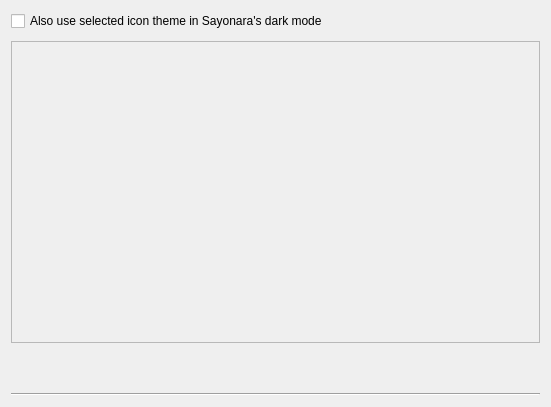
The window that src/GUI/Preferences/Icons/GUI_IconPreferences.ui (return42/sayonara) describes before a commit, drawn with Qt 5.
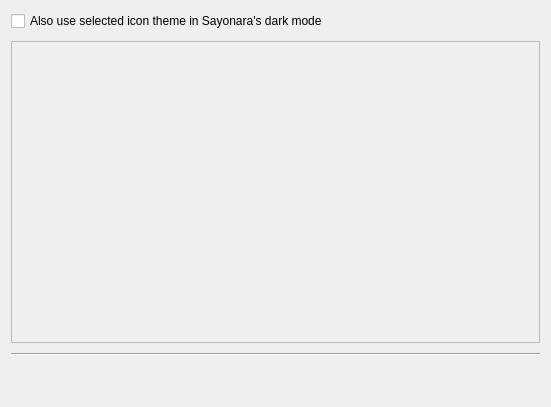
The same window after the commit.

What changed in the file:
```diff
--- a/src/GUI/Preferences/Icons/GUI_IconPreferences.ui
+++ b/src/GUI/Preferences/Icons/GUI_IconPreferences.ui
@@ -14,13 +14,6 @@
    <property name="verticalSpacing">
     <number>10</number>
    </property>
-   <item row="3" column="0">
-    <widget class="Line" name="line">
-     <property name="orientation">
-      <enum>Qt::Horizontal</enum>
-     </property>
-    </widget>
-   </item>
    <item row="1" column="0">
     <widget class="QScrollArea" name="scroll_area">
      <property name="widgetResizable">
@@ -39,7 +32,14 @@
      </widget>
     </widget>
    </item>
-   <item row="2" column="0">
+   <item row="0" column="0">
+    <widget class="QCheckBox" name="cb_force_in_dark_theme">
+     <property name="text">
+      <string>Also use selected icon theme in Sayonara's dark mode</string>
+     </property>
+    </widget>
+   </item>
+   <item row="3" column="0">
     <layout class="QHBoxLayout" name="horizontalLayout">
      <property name="leftMargin">
       <number>5</number>
@@ -109,10 +109,10 @@
      </item>
     </layout>
    </item>
-   <item row="0" column="0">
-    <widget class="QCheckBox" name="cb_force_in_dark_theme">
-     <property name="text">
-      <string>Also use selected icon theme in Sayonara's dark mode</string>
+   <item row="2" column="0">
+    <widget class="Line" name="line">
+     <property name="orientation">
+      <enum>Qt::Horizontal</enum>
      </property>
     </widget>
    </item>
```
